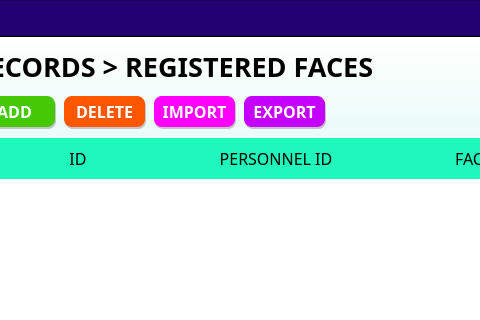
marcryangil/facemaskdetection, file registeredfaces.ui: the form before one commit; both pictures show x 96 to 576 and y 0 to 320 of the 942 by 495 pixel window.
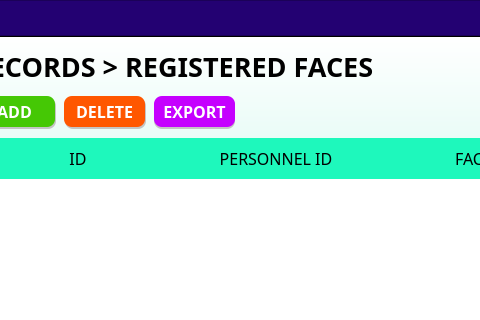
The form after the commit. Icons and pictures are not drawn.

```diff
--- a/registeredfaces.ui
+++ b/registeredfaces.ui
@@ -733,7 +733,7 @@
       <widget class="QPushButton" name="btnExport">
        <property name="geometry">
         <rect>
-         <x>340</x>
+         <x>250</x>
          <y>60</y>
          <width>81</width>
          <height>31</height>
@@ -777,53 +777,6 @@
         <bool>false</bool>
        </property>
       </widget>
-      <widget class="QPushButton" name="btnExport_2">
-       <property name="geometry">
-        <rect>
-         <x>250</x>
-         <y>60</y>
-         <width>81</width>
-         <height>31</height>
-        </rect>
-       </property>
-       <property name="minimumSize">
-        <size>
-         <width>0</width>
-         <height>0</height>
-        </size>
-       </property>
-       <property name="font">
-        <font>
-         <family>Work Sans SemiBold</family>
-         <pointsize>12</pointsize>
-         <weight>75</weight>
-         <bold>true</bold>
-        </font>
-       </property>
-       <property name="autoFillBackground">
-        <bool>false</bool>
-       </property>
-       <property name="styleSheet">
-        <string notr="true">QPushButton{
-	background-color: #ff00ff;
-	border: none;
-	color: rgb(255, 255, 255);
-	border-radius: 8px;
-}
-QPushButton:hover{
-	background-color: rgb(31, 211, 166);
-}
-QPushButton:pressed{
-	background-color: rgb(22, 154, 121)
-}</string>
-       </property>
-       <property name="text">
-        <string>IMPORT</string>
-       </property>
-       <property name="flat">
-        <bool>false</bool>
-       </property>
-      </widget>
       <widget class="QFrame" name="frame_4">
        <property name="geometry">
         <rect>
@@ -868,32 +821,10 @@
         <enum>QFrame::Raised</enum>
        </property>
       </widget>
-      <widget class="QFrame" name="frame_7">
-       <property name="geometry">
-        <rect>
-         <x>251</x>
-         <y>62</y>
-         <width>81</width>
-         <height>31</height>
-        </rect>
-       </property>
-       <property name="styleSheet">
-        <string notr="true">background-color: #C4C4C4;
-	border: none;
-	color: rgb(255, 255, 255);
-	border-radius: 8px;</string>
-       </property>
-       <property name="frameShape">
-        <enum>QFrame::StyledPanel</enum>
-       </property>
-       <property name="frameShadow">
-        <enum>QFrame::Raised</enum>
-       </property>
-      </widget>
       <widget class="QFrame" name="frame_8">
        <property name="geometry">
         <rect>
-         <x>341</x>
+         <x>250</x>
          <y>62</y>
          <width>81</width>
          <height>31</height>
```
Left out of the diff: 2 changed lines with no effect on the pictures.
